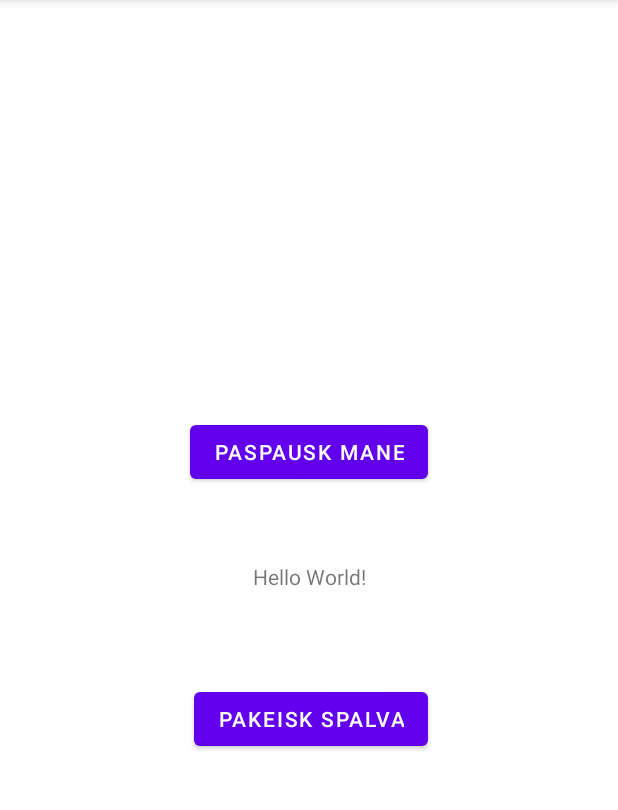
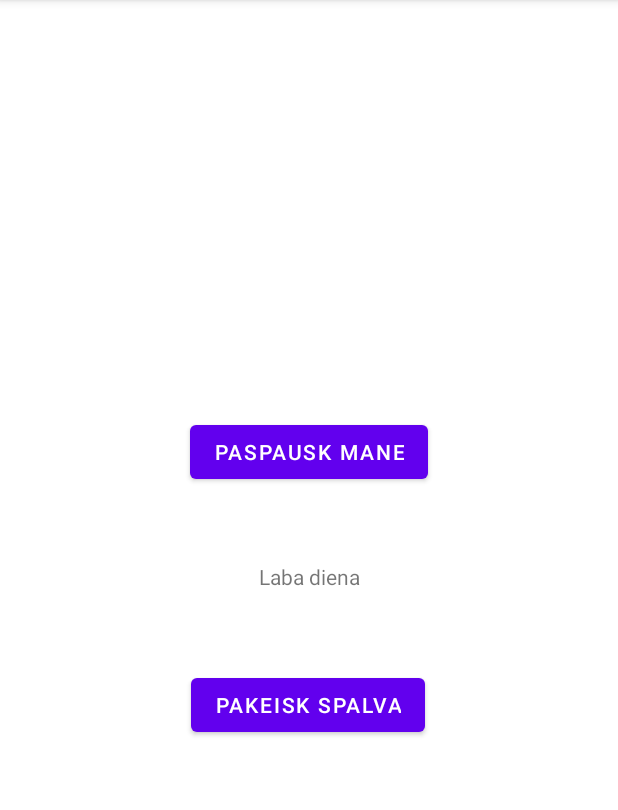
Before and after one commit to monikabar/MonikaB_1lab, an Android app: the screen it shows after launch (MainActivity), on a phone screen of 412 x 824 dp, the part 84-894 px from its top. Run offline under Robolectric (Android 15) with nearby library versions, the phone set to English and light mode, and no system bars.

Commit message:
Tekstas pakeistas "Laba diena"

```diff
--- a/app/src/main/res/layout/activity_main.xml
+++ b/app/src/main/res/layout/activity_main.xml
@@ -10,7 +10,7 @@
         android:id="@+id/tvMain"
         android:layout_width="wrap_content"
         android:layout_height="wrap_content"
-        android:text="Hello World!"
+        android:text="Laba diena"
         app:layout_constraintBottom_toBottomOf="parent"
         app:layout_constraintLeft_toLeftOf="parent"
         app:layout_constraintRight_toRightOf="parent"
@@ -39,11 +39,13 @@
         android:layout_marginTop="52dp"
         android:layout_marginEnd="158dp"
         android:layout_marginBottom="255dp"
+        android:onClick="OnBtnClick2"
         android:text="@string/btn_change_colour"
         app:layout_constraintBottom_toBottomOf="parent"
         app:layout_constraintEnd_toEndOf="parent"
+        app:layout_constraintHorizontal_bias="0.531"
         app:layout_constraintStart_toStartOf="parent"
         app:layout_constraintTop_toBottomOf="@+id/tvMain"
-        android:onClick="OnBtnClick2"/>
+        app:layout_constraintVertical_bias="0.0" />
 
 </androidx.constraintlayout.widget.ConstraintLayout>
```
